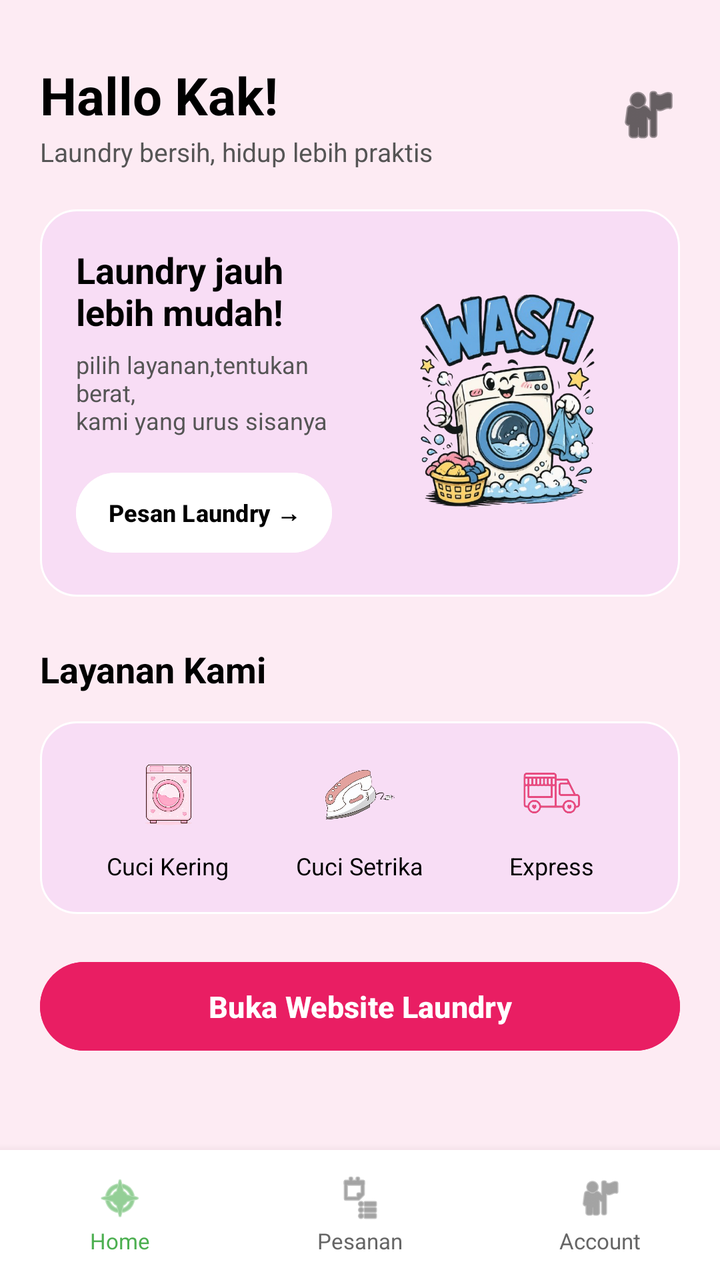
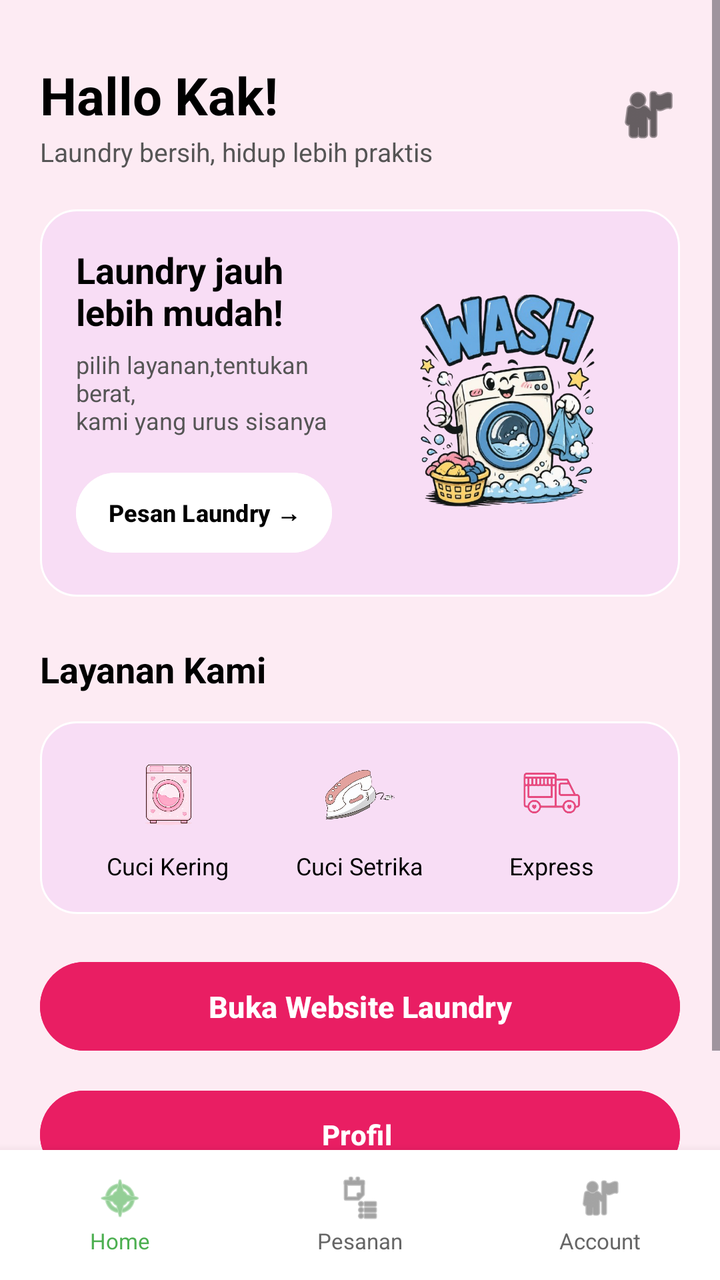

Two renders of the same Android screen: before a commit and after it. Below are the layout's source before the change and the commit's diff.
<!-- AndroidManifest.xml: application theme Theme.Qla_Cimol -->
<!-- res/layout/activity_detail.xml -->
<?xml version="1.0" encoding="utf-8"?>
<RelativeLayout
    xmlns:android="http://schemas.android.com/apk/res/android"
    xmlns:app="http://schemas.android.com/apk/res-auto"
    android:layout_width="match_parent"
    android:layout_height="match_parent"
    android:background="#FDEBF3">

    
    <ScrollView
        android:layout_width="match_parent"
        android:layout_height="match_parent"
        android:layout_above="@id/bottomNavigation"
        android:fillViewport="true">

        <LinearLayout
            android:layout_width="match_parent"
            android:layout_height="wrap_content"
            android:orientation="vertical"
            android:padding="20dp">

            
            <RelativeLayout
                android:layout_width="match_parent"
                android:layout_height="wrap_content"
                android:layout_marginTop="10dp"
                android:layout_marginBottom="20dp">

                <LinearLayout
                    android:layout_width="wrap_content"
                    android:layout_height="wrap_content"
                    android:orientation="vertical"
                    android:layout_alignParentStart="true"
                    android:layout_centerVertical="true">

                    <TextView
                        android:layout_width="wrap_content"
                        android:layout_height="wrap_content"
                        android:text="Hallo Kak!"
                        android:textSize="26sp"
                        android:textStyle="bold"
                        android:textColor="#000000"/>

                    <TextView
                        android:layout_width="wrap_content"
                        android:layout_height="wrap_content"
                        android:text="Laundry bersih, hidup lebih praktis"
                        android:textSize="13sp"
                        android:textColor="#555555"
                        android:layout_marginTop="2dp"/>
                </LinearLayout>

                
                <ImageView
                    android:layout_width="32dp"
                    android:layout_height="32dp"
                    android:src="@android:drawable/ic_menu_myplaces"
                    android:layout_alignParentEnd="true"
                    android:layout_centerVertical="true"
                    android:contentDescription="Profil Akun"
                    app:tint="#000000" />
            </RelativeLayout>

            
            <LinearLayout
                android:layout_width="match_parent"
                android:layout_height="wrap_content"
                android:orientation="horizontal"
                android:background="@drawable/bg_card"
                android:padding="18dp"
                android:gravity="center_vertical"
                android:layout_marginBottom="24dp">

                <LinearLayout
                    android:layout_width="0dp"
                    android:layout_height="wrap_content"
                    android:layout_weight="1"
                    android:orientation="vertical">

                    <TextView
                        android:layout_width="wrap_content"
                        android:layout_height="wrap_content"
                        android:text="Laundry jauh\nlebih mudah!"
                        android:textSize="18sp"
                        android:textStyle="bold"
                        android:textColor="#000000"
                        android:layout_marginBottom="6dp"/>

                    <TextView
                        android:layout_width="wrap_content"
                        android:layout_height="wrap_content"
                        android:text="pilih layanan,tentukan berat,\nkami yang urus sisanya"
                        android:textSize="12sp"
                        android:textColor="#555555"
                        android:layout_marginBottom="14dp"/>

                    
                    <Button
                        android:id="@+id/btnBukaWeb"
                        android:layout_width="wrap_content"
                        android:layout_height="wrap_content"
                        android:backgroundTint="#FFFFFF"
                        android:text="Pesan Laundry →"
                        android:textColor="#000000"
                        android:textStyle="bold"
                        android:textSize="12sp"
                        android:paddingLeft="16dp"
                        android:paddingRight="16dp"/>
                </LinearLayout>

                
                <ImageView
                    android:layout_width="137dp"
                    android:layout_height="143dp"
                    android:contentDescription="Logo Laundry"
                    android:scaleType="centerInside"
                    android:src="@drawable/logo" />
            </LinearLayout>

            
            <TextView
                android:layout_width="wrap_content"
                android:layout_height="wrap_content"
                android:text="Layanan Kami"
                android:textSize="18sp"
                android:textStyle="bold"
                android:textColor="#000000"
                android:layout_marginBottom="14dp"/>

            <LinearLayout
                android:layout_width="match_parent"
                android:layout_height="wrap_content"
                android:orientation="horizontal"
                android:background="@drawable/bg_card"
                android:padding="16dp"
                android:gravity="center"
                android:layout_marginBottom="20dp">

                
                <LinearLayout
                    android:layout_width="0dp"
                    android:layout_height="wrap_content"
                    android:layout_weight="1"
                    android:gravity="center"
                    android:orientation="vertical">

                    <ImageView
                        android:layout_width="40dp"
                        android:layout_height="40dp"
                        android:src="@drawable/mesincuci"
                        android:contentDescription="Cuci Kering" />

                    <TextView
                        android:layout_width="wrap_content"
                        android:layout_height="wrap_content"
                        android:text="Cuci Kering"
                        android:textSize="12sp"
                        android:textColor="#000000"
                        android:layout_marginTop="8dp"/>
                </LinearLayout>

                
                <LinearLayout
                    android:layout_width="0dp"
                    android:layout_height="wrap_content"
                    android:layout_weight="1"
                    android:gravity="center"
                    android:orientation="vertical">

                    <ImageView
                        android:layout_width="40dp"
                        android:layout_height="40dp"
                        android:src="@drawable/setrika"
                        android:contentDescription="Cuci Setrika"/>

                    <TextView
                        android:layout_width="wrap_content"
                        android:layout_height="wrap_content"
                        android:text="Cuci Setrika"
                        android:textSize="12sp"
                        android:textColor="#000000"
                        android:layout_marginTop="8dp"/>
                </LinearLayout>

                
                <LinearLayout
                    android:layout_width="0dp"
                    android:layout_height="wrap_content"
                    android:layout_weight="1"
                    android:gravity="center"
                    android:orientation="vertical">

                    <ImageView
                        android:layout_width="40dp"
                        android:layout_height="40dp"
                        android:src="@drawable/express"
                        android:contentDescription="Express" />

                    <TextView
                        android:layout_width="wrap_content"
                        android:layout_height="wrap_content"
                        android:text="Express"
                        android:textSize="12sp"
                        android:textColor="#000000"
                        android:layout_marginTop="8dp"/>
                </LinearLayout>

            </LinearLayout>

            
            <Button
                android:id="@+id/btnBukaWebView"
                android:layout_width="match_parent"
                android:layout_height="wrap_content"
                android:backgroundTint="#E91E63"
                android:padding="12dp"
                android:text="Buka Website Laundry"
                android:textColor="#FFFFFF"
                android:textSize="15sp"
                android:textStyle="bold" />

        </LinearLayout>
    </ScrollView>

    
    <LinearLayout
        android:id="@+id/bottomNavigation"
        android:layout_width="match_parent"
        android:layout_height="65dp"
        android:layout_alignParentBottom="true"
        android:background="#FFFFFF"
        android:elevation="8dp"
        android:orientation="horizontal">

        
        <LinearLayout
            android:layout_width="0dp"
            android:layout_height="match_parent"
            android:layout_weight="1"
            android:gravity="center"
            android:orientation="vertical">

            <ImageView
                android:layout_width="24dp"
                android:layout_height="24dp"
                android:src="@android:drawable/ic_menu_compass"
                app:tint="#4CAF50" />

            <TextView
                android:layout_width="wrap_content"
                android:layout_height="wrap_content"
                android:text="Home"
                android:textColor="#4CAF50"
                android:textSize="11sp"
                android:layout_marginTop="2dp" />
        </LinearLayout>

        
        <LinearLayout
            android:layout_width="0dp"
            android:layout_height="match_parent"
            android:layout_weight="1"
            android:gravity="center"
            android:orientation="vertical">

            <ImageView
                android:layout_width="24dp"
                android:layout_height="24dp"
                android:src="@android:drawable/ic_menu_agenda"
                app:tint="#666666" />

            <TextView
                android:layout_width="wrap_content"
                android:layout_height="wrap_content"
                android:text="Pesanan"
                android:textColor="#666666"
                android:textSize="11sp"
                android:layout_marginTop="2dp" />
        </LinearLayout>

        
        <LinearLayout
            android:layout_width="0dp"
            android:layout_height="match_parent"
            android:layout_weight="1"
            android:gravity="center"
            android:orientation="vertical">

            <ImageView
                android:layout_width="24dp"
                android:layout_height="24dp"
                android:src="@android:drawable/ic_menu_myplaces"
                app:tint="#666666" />

            <TextView
                android:layout_width="wrap_content"
                android:layout_height="wrap_content"
                android:text="Account"
                android:textColor="#666666"
                android:textSize="11sp"
                android:layout_marginTop="2dp" />
        </LinearLayout>

    </LinearLayout>

</RelativeLayout>
<!-- resources referenced by this layout -->
<resources>
  <!-- drawable bg_card (drawable) -->
  <?xml version="1.0" encoding="utf-8"?>
  <shape xmlns:android="http://schemas.android.com/apk/res/android">
  
      <solid android:color="@color/pink_card"/>
  
      <corners android:radius="18dp"/>
  
      <stroke
          android:width="1dp"
          android:color="@color/white"/>
  
  </shape>
  <!-- drawable express: png bitmap (drawable, 83042 bytes) -->
  <!-- drawable logo: png bitmap (drawable, 353088 bytes) -->
  <!-- drawable mesincuci: png bitmap (drawable, 163392 bytes) -->
  <!-- drawable setrika: png bitmap (drawable, 161970 bytes) -->
  <style name="Theme.Qla_Cimol" parent="Base.Theme.Qla_Cimol" />
  <color name="pink_card">#F8DDF5</color>
  <color name="white">#FFFFFF</color>
  <style name="Base.Theme.Qla_Cimol" parent="Theme.Material3.DayNight.NoActionBar">
          
          
      </style>
</resources>

<!-- the commit's change to res/layout/activity_detail.xml (unified diff, before → after) -->
@@ -219,6 +219,18 @@
                 android:textSize="15sp"
                 android:textStyle="bold" />
 
+            <Button
+                android:id="@+id/btnKembali"
+                android:layout_width="match_parent"
+                android:layout_height="52dp"
+                android:layout_marginTop="12dp"
+                android:layout_marginBottom="16dp"
+                android:backgroundTint="#E91E63"
+                android:text="Profil "
+                android:textColor="#FFFFFF"
+                android:textSize="14sp"
+                android:textStyle="bold" />
+
         </LinearLayout>
     </ScrollView>
 
@@ -299,6 +311,9 @@
                 android:textColor="#666666"
                 android:textSize="11sp"
                 android:layout_marginTop="2dp" />
+
+            ```
+
         </LinearLayout>
 
     </LinearLayout>
